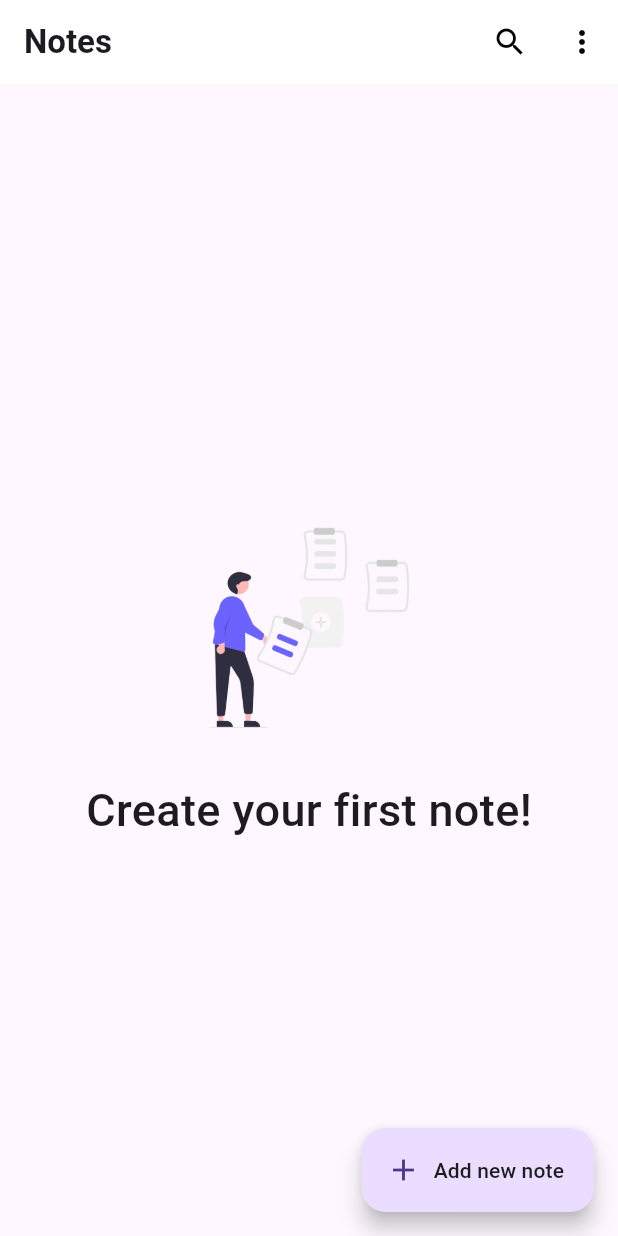
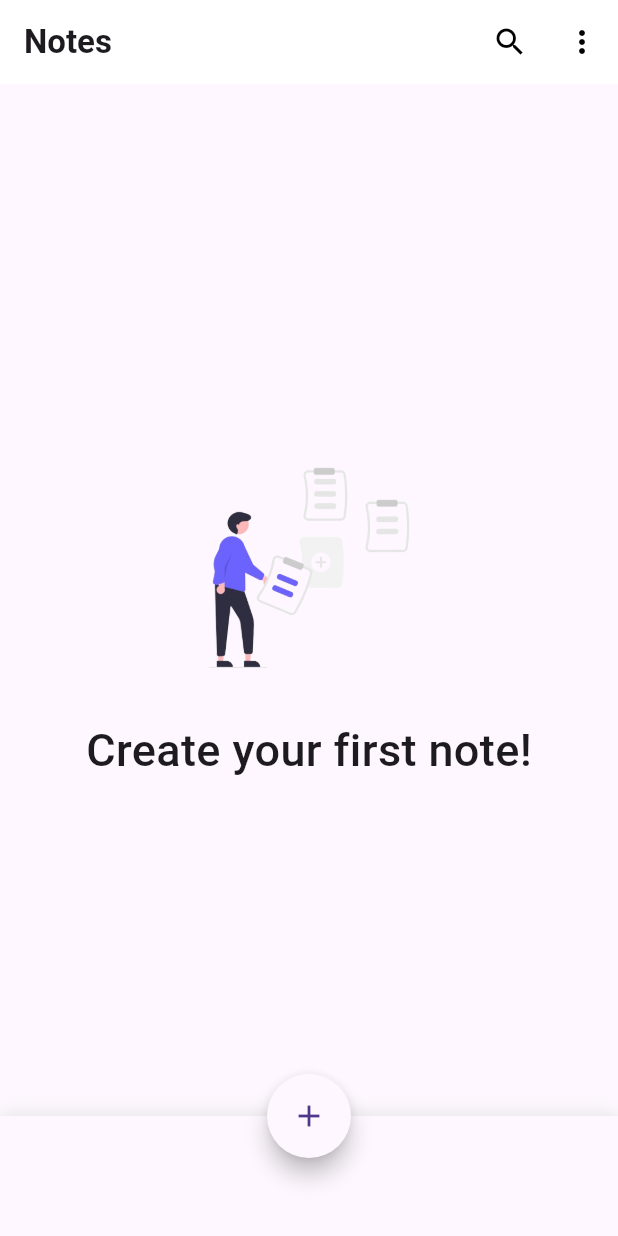
Before and after one commit to shohag7552/Note_app, a Flutter app: the screen it shows after launch, on a phone screen of 412 x 824 dp. Run offline on Flutter 3.47's test engine with Material 3 defaults, Android fonts, the phone set to English and light mode, and no system bars; our stand-ins replace fluttertoast, get, share, sqflite; accounts and stored records are empty; Roboto replaces fonts that are missing (Poppins).

Commit message:
routing handle properly, improve

```diff
--- a/lib/main.dart
+++ b/lib/main.dart
@@ -1,7 +1,6 @@
 import 'package:flutter/material.dart';
 import 'package:flutter/services.dart';
 import 'package:get/get.dart';
-import 'package:notes_app/routing/app_pages.dart';
 import 'package:notes_app/routing/app_routes.dart';
 import 'helper/dependency.dart' as di;
 
@@ -22,7 +21,7 @@ class MyApp extends StatelessWidget {
         debugShowCheckedModeBanner: false,
         title: "Note App by flutter",
         initialRoute: AppRoute.HOME,
-        getPages: getRoutes,
+        getPages: AppRoute.getRoutes,
     );
   }
 }
--- a/lib/routing/app_pages.dart
+++ /dev/null
@@ -1,17 +0,0 @@
-// ignore_for_file: prefer_const_constructors
-
-import 'package:get/route_manager.dart';
-import 'package:notes_app/screens/add_new_note_page.dart';
-import 'package:notes_app/screens/edit_note_page.dart';
-import 'package:notes_app/screens/home_page.dart';
-import 'package:notes_app/screens/note_detail_page.dart';
-
-import 'app_routes.dart';
-
-var getRoutes = [
-  //GetPage(name: AppRoute.SPLASH, page: () => Login()),
-  GetPage(name: AppRoute.HOME, page: () => HomePage()),
-  GetPage(name: AppRoute.ADD_NEW_NOTE, page: () => AddNewNotePage()),
-  GetPage(name: AppRoute.EDIT_NOTE, page: () => EditNotePage()),
-  GetPage(name: AppRoute.NOTE_DETAILS, page: () => NoteDetailPage()),
-];
--- a/lib/screens/home_page.dart
+++ b/lib/screens/home_page.dart
@@ -1,13 +1,11 @@
 import 'package:flutter/material.dart';
 import 'package:flutter/services.dart';
 import 'package:get/get.dart';
-import 'package:notes_app/helper/color_extension.dart';
 import 'package:notes_app/routing/app_routes.dart';
 import 'package:notes_app/screens/search_screen.dart';
 import 'package:notes_app/utils/font_size.dart';
 import 'package:notes_app/utils/images.dart';
 import 'package:notes_app/utils/padding_size.dart';
-import 'package:notes_app/utils/radius_size.dart';
 import 'package:notes_app/utils/style.dart';
 import 'package:notes_app/widgets/note_card.dart';
 import '../controller/note_controller.dart';
@@ -78,13 +76,34 @@ class _HomePageState extends State<HomePage> {
           body: GetBuilder<NoteController>(
             builder: (_) => controller.isEmpty() ? emptyNotes() : viewNotes(controller),
           ),
-          floatingActionButton: FloatingActionButton.extended(
+          // floatingActionButton: FloatingActionButton.extended(
+          //   onPressed: () => Get.toNamed(AppRoute.ADD_NEW_NOTE),
+          //   label: Text(
+          //     "Add new note", textAlign: TextAlign.center,
+          //     style: fontStyleMedium.copyWith(color: Theme.of(context).textTheme.bodyMedium!.color, fontSize: FontSize.medium),
+          //   ),
+          //   icon: const Icon(Icons.add),
+          // ),
+          floatingActionButton: FloatingActionButton(
             onPressed: () => Get.toNamed(AppRoute.ADD_NEW_NOTE),
-            label: Text(
-              "Add new note", textAlign: TextAlign.center,
-              style: fontStyleMedium.copyWith(color: Theme.of(context).textTheme.bodyMedium!.color, fontSize: FontSize.medium),
+            backgroundColor: Theme.of(context).cardColor,
+            shape: RoundedRectangleBorder(borderRadius: BorderRadius.circular(500)),
+            child: const Icon(Icons.add),
+          ),
+          floatingActionButtonLocation: FloatingActionButtonLocation.centerDocked,
+          bottomNavigationBar: Container(
+            height: 80,
+            width: double.infinity,
+            decoration: BoxDecoration(
+              color: Theme.of(context).cardColor,
+              boxShadow: [BoxShadow(color: Colors.grey[300]!, blurRadius: 10)],
             ),
-            icon: const Icon(Icons.add),
+            // child: Center(
+            //   child: FloatingActionButton(
+            //     isExtended: true,
+            //     onPressed: (){},
+            //   ),
+            // ),
           ),
         );
       }
--- a/lib/screens/search_screen.dart
+++ b/lib/screens/search_screen.dart
@@ -1,5 +1,6 @@
 import 'package:flutter/material.dart';
 import 'package:get/get.dart';
+import 'package:notes_app/routing/app_routes.dart';
 import 'package:notes_app/utils/font_size.dart';
 import 'package:notes_app/utils/padding_size.dart';
 import 'package:notes_app/utils/radius_size.dart';
@@ -54,7 +55,7 @@ class Search extends SearchDelegate {
         itemCount: suggestionList.length,
         itemBuilder: (context, index) {
           return GestureDetector(
-            onTap: () => Get.to(const NoteDetailPage(), arguments: index),
+            onTap: () => Get.toNamed(AppRoute.getNoteDetailsPage(suggestionList[index])),
             child: Padding(
               padding: const EdgeInsets.symmetric(vertical: 5),
               child: Container(
```
Also changed, not shown: lib/helper/date_converter.dart (added, +10 -0 lines), lib/model/note_model.dart (+10 -0 lines), lib/routing/app_routes.dart (+37 -0 lines), lib/screens/edit_note_page.dart (+13 -8 lines), lib/screens/note_detail_page.dart (+17 -21 lines), lib/widgets/note_card.dart (+60 -12 lines).
